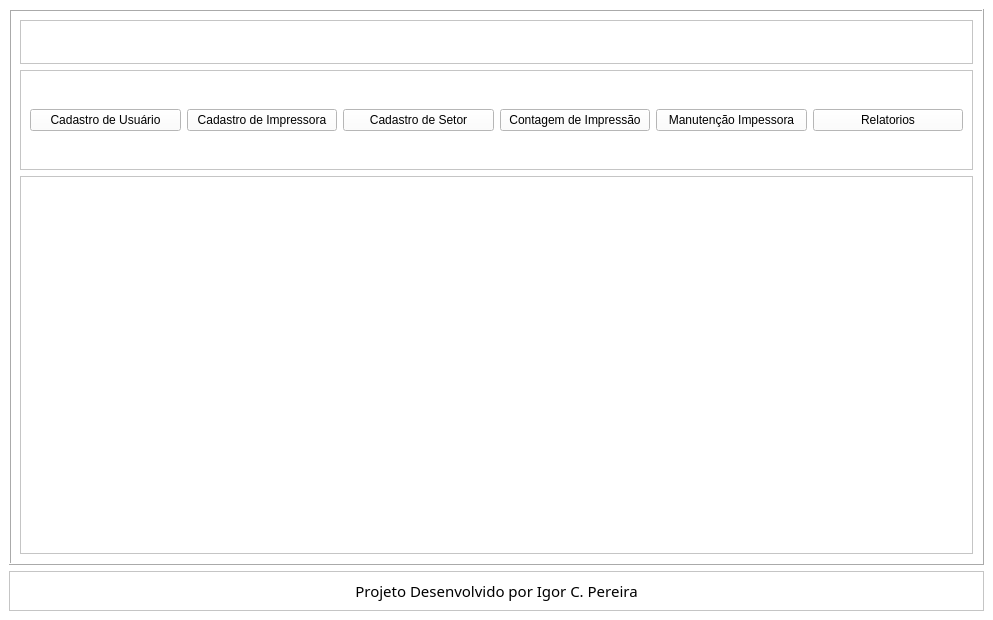
Before: the Qt Designer form View/Telas/Home.ui in Blastoles/ProjetoSCGI, drawn with Qt 5.
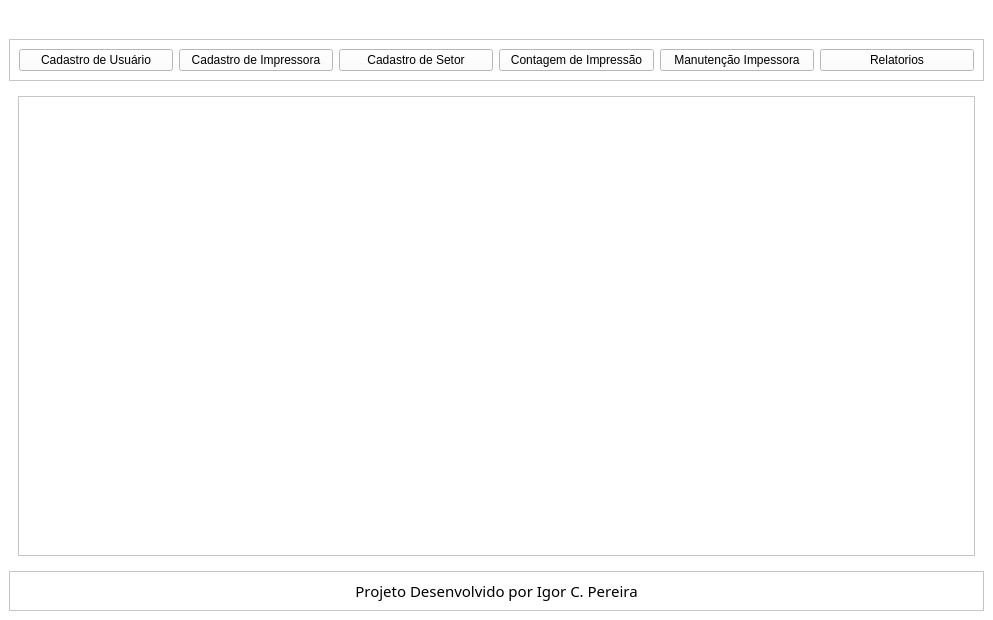
After: the same form once the commit is applied. Icons and pictures are not drawn.

Patch:
```diff
--- a/View/Telas/Home.ui
+++ b/View/Telas/Home.ui
@@ -70,12 +70,59 @@
     <item row="2" column="0">
      <widget class="QFrame" name="Lista">
       <property name="frameShape">
-       <enum>QFrame::Box</enum>
+       <enum>QFrame::NoFrame</enum>
       </property>
       <property name="frameShadow">
        <enum>QFrame::Raised</enum>
       </property>
       <layout class="QGridLayout" name="gridLayout_2">
+       <item row="0" column="0">
+        <widget class="QTableWidget" name="tableWidget"/>
+       </item>
+      </layout>
+     </widget>
+    </item>
+    <item row="0" column="0">
+     <widget class="QLabel" name="TX_titulo">
+      <property name="sizePolicy">
+       <sizepolicy hsizetype="Preferred" vsizetype="Preferred">
+        <horstretch>0</horstretch>
+        <verstretch>0</verstretch>
+       </sizepolicy>
+      </property>
+      <property name="maximumSize">
+       <size>
+        <width>16777215</width>
+        <height>16777215</height>
+       </size>
+      </property>
+      <property name="sizeIncrement">
+       <size>
+        <width>0</width>
+        <height>0</height>
+       </size>
+      </property>
+      <property name="font">
+       <font>
+        <pointsize>16</pointsize>
+        <weight>75</weight>
+        <bold>true</bold>
+       </font>
+      </property>
+      <property name="layoutDirection">
+       <enum>Qt::LeftToRight</enum>
+      </property>
+      <property name="text">
+       <string/>
+      </property>
+      <property name="pixmap">
+       <pixmap>../Arte/Login.png</pixmap>
+      </property>
+      <property name="alignment">
+       <set>Qt::AlignCenter</set>
+      </property>
+     </widget>
+    </item>
        <item row="1" column="0">
         <widget class="QFrame" name="Aletas">
          <property name="sizePolicy">
@@ -209,105 +256,6 @@
               <height>30</height>
              </size>
             </property>
-           </widget>
-          </item>
-         </layout>
-        </widget>
-       </item>
-       <item row="0" column="0">
-        <widget class="QFrame" name="frame">
-         <property name="sizePolicy">
-          <sizepolicy hsizetype="Preferred" vsizetype="Maximum">
-           <horstretch>0</horstretch>
-           <verstretch>0</verstretch>
-          </sizepolicy>
-         </property>
-         <property name="maximumSize">
-          <size>
-           <width>16777215</width>
-           <height>16777215</height>
-          </size>
-         </property>
-         <property name="frameShape">
-          <enum>QFrame::StyledPanel</enum>
-         </property>
-         <property name="frameShadow">
-          <enum>QFrame::Raised</enum>
-         </property>
-         <layout class="QGridLayout" name="gridLayout_3">
-          <item row="0" column="0">
-           <widget class="QLabel" name="TX_titulo">
-            <property name="sizePolicy">
-             <sizepolicy hsizetype="Preferred" vsizetype="Preferred">
-              <horstretch>0</horstretch>
-              <verstretch>0</verstretch>
-             </sizepolicy>
-            </property>
-            <property name="maximumSize">
-             <size>
-              <width>16777215</width>
-              <height>16777215</height>
-             </size>
-            </property>
-            <property name="sizeIncrement">
-             <size>
-              <width>0</width>
-              <height>0</height>
-             </size>
-            </property>
-            <property name="font">
-             <font>
-              <pointsize>16</pointsize>
-              <weight>75</weight>
-              <bold>true</bold>
-             </font>
-            </property>
-            <property name="layoutDirection">
-             <enum>Qt::LeftToRight</enum>
-            </property>
-            <property name="text">
-             <string/>
-            </property>
-            <property name="pixmap">
-             <pixmap>../Arte/Login.png</pixmap>
-            </property>
-            <property name="alignment">
-             <set>Qt::AlignCenter</set>
-            </property>
-           </widget>
-          </item>
-         </layout>
-        </widget>
-       </item>
-       <item row="2" column="0">
-        <widget class="QFrame" name="frame_2">
-         <property name="frameShape">
-          <enum>QFrame::StyledPanel</enum>
-         </property>
-         <property name="frameShadow">
-          <enum>QFrame::Raised</enum>
-         </property>
-         <layout class="QGridLayout" name="gridLayout_4">
-          <item row="0" column="0">
-           <widget class="QLabel" name="label">
-            <property name="autoFillBackground">
-             <bool>false</bool>
-            </property>
-            <property name="text">
-             <string/>
-            </property>
-            <property name="pixmap">
-             <pixmap>../Arte/1486564180-finance-financial-report_81493.ico</pixmap>
-            </property>
-            <property name="scaledContents">
-             <bool>false</bool>
-            </property>
-            <property name="alignment">
-             <set>Qt::AlignCenter</set>
-            </property>
-           </widget>
-          </item>
-         </layout>
         </widget>
        </item>
       </layout>
```
Lines whose indentation alone changed are shown as unchanged.
